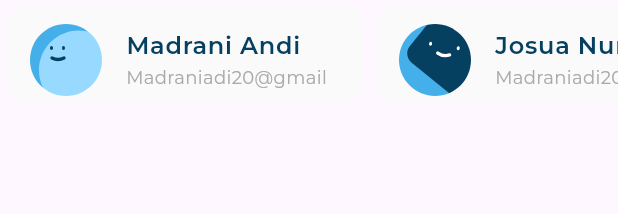
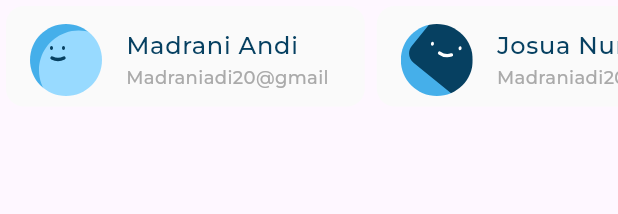
Before and after one commit to Mahmoud-Azmy/responsive_dashboard, a Flutter app: the LatestTransactionListView widget shown alone on an empty page, opened directly, on a phone screen of 412 x 824 dp. Shown: the top 214 px of the screen. Run offline on Flutter 3.47's test engine with Material 3 defaults, Android fonts, the phone set to English and light mode, and no system bars; our stand-ins replace flutter_svg; project files that could hold a hidden picture were left out.

```diff
--- a/lib/views/widgets/dash_board_desktop_layout.dart
+++ b/lib/views/widgets/dash_board_desktop_layout.dart
@@ -23,6 +23,9 @@ class DashBoardDesktopLayout extends StatelessWidget {
           child: SingleChildScrollView(
             child: Column(
               children: [
+                SizedBox(
+                  height: 24,
+                ),
                 AllExpenses(),
                 SizedBox(
                   height: 24,
--- a/lib/views/widgets/latest_transaction_list_view.dart
+++ b/lib/views/widgets/latest_transaction_list_view.dart
@@ -22,11 +22,15 @@ class LatestTransactionListView extends StatelessWidget {
         name: 'Josua Nunito',
         mail: 'Madraniadi20@gmail',
         image: Assets.assetsImagesUser2),
+    UserInfoModel(
+        name: 'Madrani Andi',
+        mail: 'Madraniadi20@gmail',
+        image: Assets.assetsImagesUser1),
   ];
   @override
   Widget build(BuildContext context) {
     return SizedBox(
-      height: 72,
+      height: 75,
       child: ListView.builder(
         itemCount: items.length,
         scrollDirection: Axis.horizontal,
--- a/pubspec.yaml
+++ b/pubspec.yaml
@@ -71,6 +71,8 @@ flutter:
     - family: Montserrat
       fonts:
         - asset: assets/fonts/Montserrat-Regular.ttf
+        - asset: assets/fonts/Montserrat-Medium.ttf
+          weight: 500
   #   - family: Trajan Pro
   #     fonts:
   #       - asset: fonts/TrajanPro.ttf
```
Also changed, not shown: lib/views/widgets/quick_invoice.dart (+12 -1 lines), lib/views/widgets/quick_invoice_form.dart (added, +57 -0 lines), assets/fonts/Montserrat-Medium.ttf (added).
